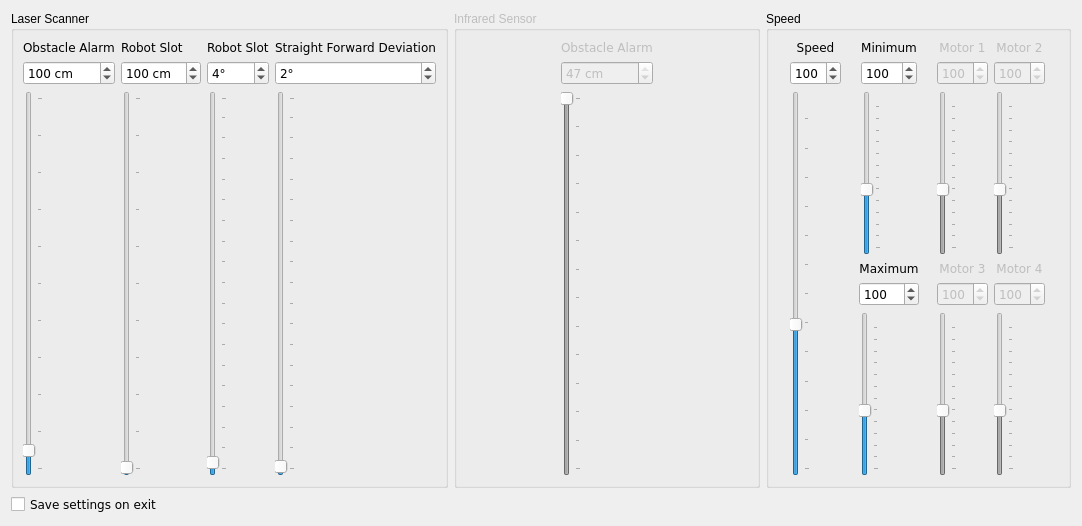
Before: the Qt Designer form direcs/src/settingsDialog.ui in markusk/direcs, drawn with Qt 5.
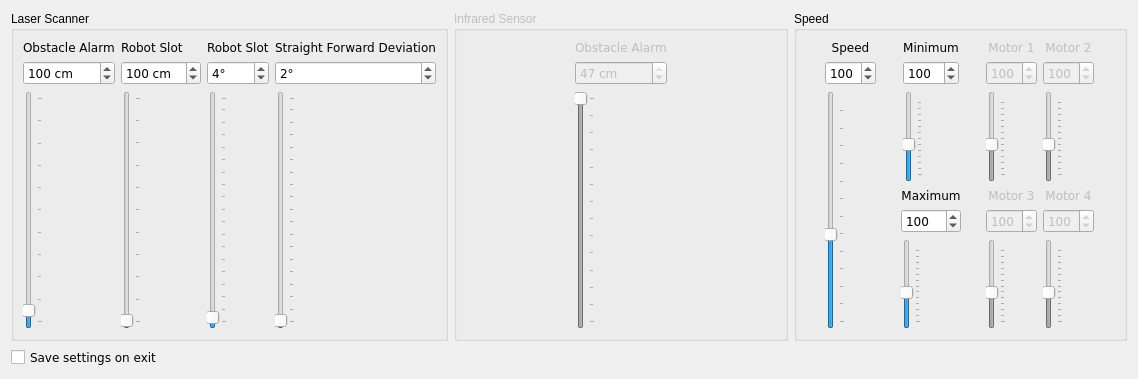
After: the same form once the commit is applied. Icons and pictures are not drawn.

Commit message: Resized the settings dialog (smaller size).

```diff
--- a/direcs/src/settingsDialog.ui
+++ b/direcs/src/settingsDialog.ui
@@ -9,8 +9,8 @@
    <rect>
     <x>0</x>
     <y>0</y>
-    <width>1082</width>
-    <height>526</height>
+    <width>1138</width>
+    <height>379</height>
    </rect>
   </property>
   <property name="windowTitle">
```
